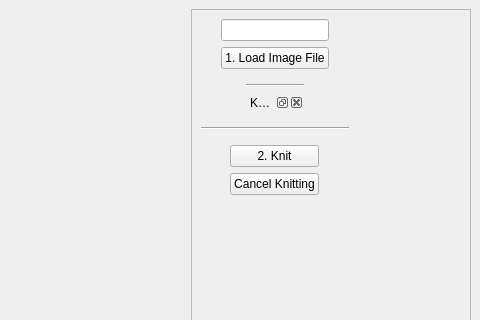
Above: src/main/python/ayab/ayab_gui.ui from AllYarnsAreBeautiful/ayab-desktop before the change; both pictures show x 528 to 1008 and y 0 to 320 of the 1008 by 900 pixel window. Below: the same form after it.
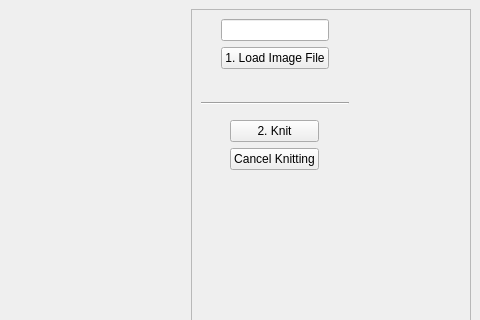
That is the form after the change.

Commit message: Created StatusTab and OptionsTab classes as subclasses of QWidget, AyabPlugin class as subclass of QDockWidget.

```diff
--- a/src/main/python/ayab/ayab_gui.ui
+++ b/src/main/python/ayab/ayab_gui.ui
@@ -218,20 +218,6 @@
              </property>
             </widget>
            </item>
-           <item>
-            <widget class="QDockWidget" name="knitting_options_dock">
-             <property name="sizePolicy">
-              <sizepolicy hsizetype="Minimum" vsizetype="Maximum">
-               <horstretch>0</horstretch>
-               <verstretch>0</verstretch>
-              </sizepolicy>
-             </property>
-             <property name="windowTitle">
-              <string>Knitting Options</string>
-             </property>
-             <widget class="QWidget" name="dockWidget_contents_2"/>
-            </widget>
-           </item>
           </layout>
          </widget>
         </item>
```
Left out of the diff: 4 changed lines with no effect on the pictures. The commit also changes 23 other files.
